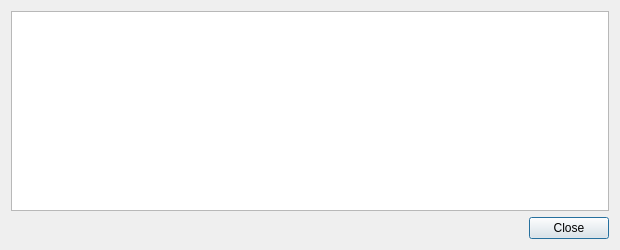
The window that src/qt/forms/transactiondescdialog.ui (infinitecoin/infinitecoin) describes before a commit, drawn with Qt 5.
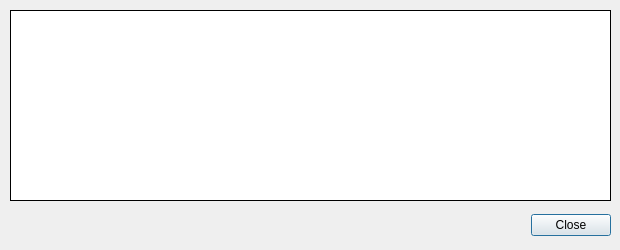
The same window after the commit.

Commit message: look https://ifc.1e9.cc/archives/108.html

```diff
--- a/src/qt/forms/transactiondescdialog.ui
+++ b/src/qt/forms/transactiondescdialog.ui
@@ -13,28 +13,147 @@
   <property name="windowTitle">
    <string>Transaction details</string>
   </property>
-  <layout class="QVBoxLayout" name="verticalLayout">
-   <item>
-    <widget class="QTextEdit" name="detailText">
-     <property name="toolTip">
-      <string>This pane shows a detailed description of the transaction</string>
-     </property>
-     <property name="readOnly">
-      <bool>true</bool>
-     </property>
-    </widget>
-   </item>
-   <item>
-    <widget class="QDialogButtonBox" name="buttonBox">
-     <property name="orientation">
-      <enum>Qt::Horizontal</enum>
-     </property>
-     <property name="standardButtons">
-      <set>QDialogButtonBox::Close</set>
-     </property>
-    </widget>
-   </item>
-  </layout>
+  <widget class="QDialogButtonBox" name="buttonBox">
+   <property name="geometry">
+    <rect>
+     <x>460</x>
+     <y>210</y>
+     <width>151</width>
+     <height>31</height>
+    </rect>
+   </property>
+   <property name="orientation">
+    <enum>Qt::Horizontal</enum>
+   </property>
+   <property name="standardButtons">
+    <set>QDialogButtonBox::Close</set>
+   </property>
+  </widget>
+  <widget class="QLabel" name="detailText">
+   <property name="geometry">
+    <rect>
+     <x>10</x>
+     <y>10</y>
+     <width>601</width>
+     <height>191</height>
+    </rect>
+   </property>
+   <property name="palette">
+    <palette>
+     <active>
+      <colorrole role="Button">
+       <brush brushstyle="SolidPattern">
+        <color alpha="255">
+         <red>255</red>
+         <green>255</green>
+         <blue>255</blue>
+        </color>
+       </brush>
+      </colorrole>
+      <colorrole role="Base">
+       <brush brushstyle="SolidPattern">
+        <color alpha="255">
+         <red>255</red>
+         <green>255</green>
+         <blue>255</blue>
+        </color>
+       </brush>
+      </colorrole>
+      <colorrole role="Window">
+       <brush brushstyle="SolidPattern">
+        <color alpha="255">
+         <red>255</red>
+         <green>255</green>
+         <blue>255</blue>
+        </color>
+       </brush>
+      </colorrole>
+     </active>
+     <inactive>
+      <colorrole role="Button">
+       <brush brushstyle="SolidPattern">
+        <color alpha="255">
+         <red>255</red>
+         <green>255</green>
+         <blue>255</blue>
+        </color>
+       </brush>
+      </colorrole>
+      <colorrole role="Base">
+       <brush brushstyle="SolidPattern">
+        <color alpha="255">
+         <red>255</red>
+         <green>255</green>
+         <blue>255</blue>
+        </color>
+       </brush>
+      </colorrole>
+      <colorrole role="Window">
+       <brush brushstyle="SolidPattern">
+        <color alpha="255">
+         <red>255</red>
+         <green>255</green>
+         <blue>255</blue>
+        </color>
+       </brush>
+      </colorrole>
+     </inactive>
+     <disabled>
+      <colorrole role="Button">
+       <brush brushstyle="SolidPattern">
+        <color alpha="255">
+         <red>255</red>
+         <green>255</green>
+         <blue>255</blue>
+        </color>
+       </brush>
+      </colorrole>
+      <colorrole role="Base">
+       <brush brushstyle="SolidPattern">
+        <color alpha="255">
+         <red>255</red>
+         <green>255</green>
+         <blue>255</blue>
+        </color>
+       </brush>
+      </colorrole>
+      <colorrole role="Window">
+       <brush brushstyle="SolidPattern">
+        <color alpha="255">
+         <red>255</red>
+         <green>255</green>
+         <blue>255</blue>
+        </color>
+       </brush>
+      </colorrole>
+     </disabled>
+    </palette>
+   </property>
+   <property name="autoFillBackground">
+    <bool>false</bool>
+   </property>
+   <property name="styleSheet">
+    <string notr="true">border-width: 1px;
+border-style: solid;
+border-color: rgb(0, 0, 0);
+background-color:rgb(255,255,255);</string>
+   </property>
+   <property name="text">
+    <string>&lt;html&gt;&lt;head/&gt;&lt;body&gt;&lt;p&gt;&lt;br/&gt;&lt;/p&gt;&lt;/body&gt;&lt;/html&gt;</string>
+   </property>
+   <property name="alignment">
+    <set>Qt::AlignLeading|Qt::AlignLeft|Qt::AlignTop</set>
+   </property>
+   <property name="margin">
+    <number>10</number>
+   </property>
+   <property name="openExternalLinks">
+    <bool>true</bool>
+   </property>
+   <property name="textInteractionFlags">
+    <set>Qt::LinksAccessibleByKeyboard|Qt::LinksAccessibleByMouse|Qt::TextBrowserInteraction|Qt::TextSelectableByKeyboard|Qt::TextSelectableByMouse</set>
+   </property>
+  </widget>
  </widget>
  <resources/>
  <connections>
```
The commit also changes 70 other files.
